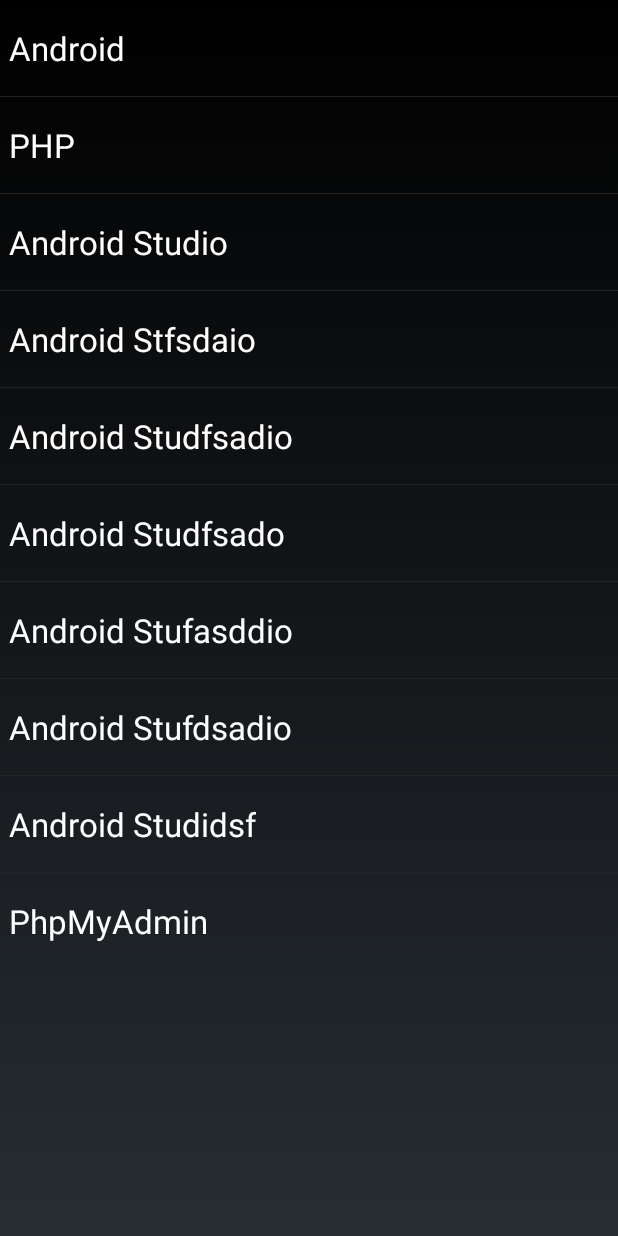
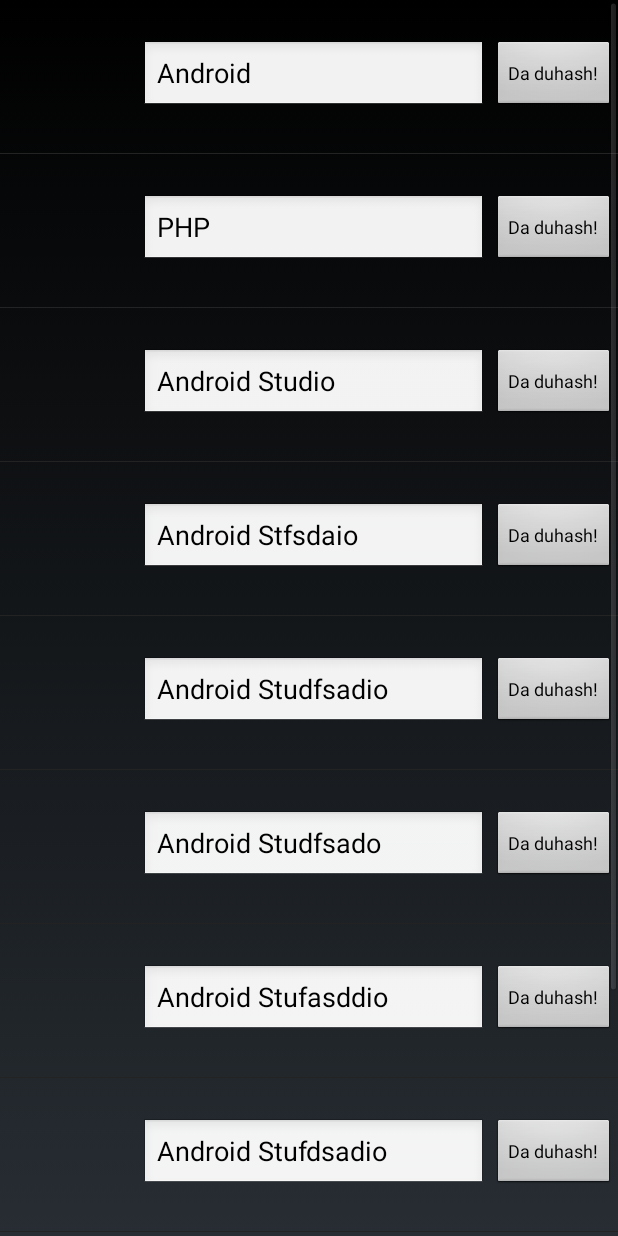
Before and after one commit to aleksxin/fd-test, an Android app: the TrainActivity screen opened directly, with no data from a screen before it, on a phone screen of 412 x 824 dp. Run offline under Robolectric (Android 15) with nearby library versions, the phone set to English and light mode, and no system bars.

Commit message:
added activity with listview

```diff
--- a/app/src/main/java/ocv/keit/bg/opencvapp/CameraViewsAdapter.java
+++ b/app/src/main/java/ocv/keit/bg/opencvapp/CameraViewsAdapter.java
@@ -5,6 +5,8 @@ import android.view.LayoutInflater;
 import android.view.View;
 import android.view.ViewGroup;
 import android.widget.BaseAdapter;
+import android.widget.Button;
+import android.widget.TextView;
 
 import java.util.ArrayList;
 
@@ -38,6 +40,11 @@ public class CameraViewsAdapter extends BaseAdapter {
     @Override
     public View getView(int i, View view, ViewGroup viewGroup) {
         View rowView = mInflater.inflate(R.layout.cameralist_layout, viewGroup, false);
+        TextView titleTextView =
+                (TextView) rowView.findViewById(R.id.autoCompleteTextView);
+        Button mibut=(Button) rowView.findViewById(R.id.recipe_list_detail);
+        mibut.setText("Da duhash!");
+        titleTextView.setText((String) getItem(i));
 
         return rowView;
     }
--- a/app/src/main/java/ocv/keit/bg/opencvapp/TrainActivity.java
+++ b/app/src/main/java/ocv/keit/bg/opencvapp/TrainActivity.java
@@ -11,6 +11,8 @@ import android.widget.ListAdapter;
 import android.widget.ListView;
 import android.widget.Toast;
 
+import java.util.ArrayList;
+import java.util.Arrays;
 import java.util.List;
 
 public class TrainActivity extends Activity  {
@@ -35,8 +37,11 @@ public class TrainActivity extends Activity  {
                 "PhpMyAdmin"
         };
 
-        ArrayAdapter<String> adapter = new ArrayAdapter<String>
-                (TrainActivity.this, android.R.layout.simple_list_item_1, DynamicListElements);
+        CameraViewsAdapter adapter = new CameraViewsAdapter(this, new ArrayList<String>(Arrays.asList(DynamicListElements)));
+        DynamicListView.setAdapter(adapter);
+
+     //   ArrayAdapter<String> adapter = new ArrayAdapter<String>()
+     //           (TrainActivity.this, android.R.layout.simple_list_item_1, DynamicListElements);
 
         DynamicListView.setAdapter(adapter);
 
```
Also changed, not shown: app/src/main/res/values/colors.xml (+12 -3 lines).
